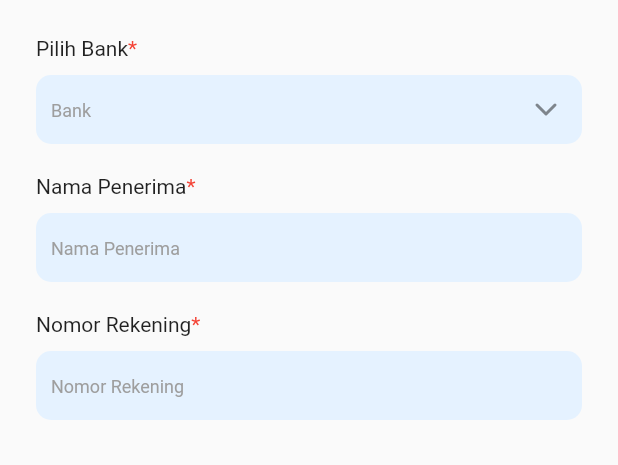
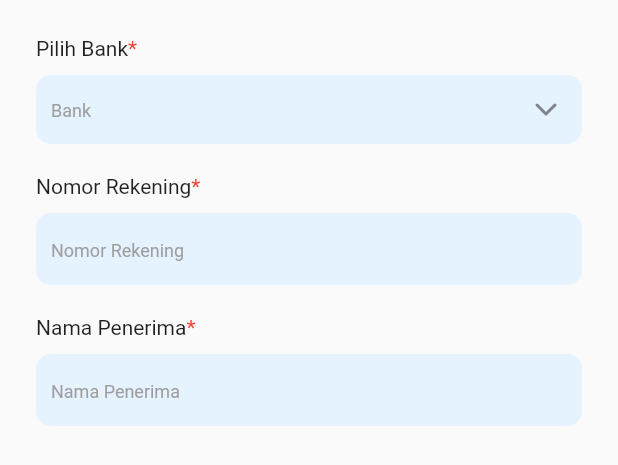
Before and after one commit to yonayohana06/transevilz, a Flutter app: the FormTransfer widget shown alone on an empty page, opened directly, on a phone screen of 412 x 824 dp. Shown: the top 465 px of the screen. Run offline on Flutter 3.47's test engine with Material 2 defaults, Android fonts, the phone set to English and light mode, and no system bars; our stand-ins replace equatable, fl_chart, flutter_bloc, flutter_feather_icons, fluttertoast.

Commit message:
solve handle back button in page new pin, refactor bloc

```diff
--- a/lib/app/screens/splash_screen.dart
+++ b/lib/app/screens/splash_screen.dart
@@ -2,6 +2,7 @@ import 'dart:async';
 
 import 'package:flutter/material.dart';
 import 'package:transevilz/app/app.dart';
+import 'package:transevilz/login/login.dart';
 import 'package:transevilz/onboarding/onboarding.dart';
 
 class SplashScreen extends StatefulWidget {
@@ -19,7 +20,7 @@ class _SplashScreenState extends State<SplashScreen> {
       Navigator.pushReplacement(
         context,
         MaterialPageRoute(
-          builder: (_) => const MainMenu(),
+          builder: (_) => const LoginScreen(),
         ),
       );
     });
--- a/lib/forgot/screens/new_password.dart
+++ b/lib/forgot/screens/new_password.dart
@@ -96,11 +96,12 @@ class _Form extends StatelessWidget {
                             ),
                           ),
                           onPressed: () {
-                            Navigator.pushReplacement(
+                            Navigator.pushAndRemoveUntil(
                               context,
                               MaterialPageRoute(
                                 builder: (context) => const LoginScreen(),
                               ),
+                              (route) => false,
                             );
                           },
                           child: const Text("Masuk Sekarang"),
--- a/lib/login/widgets/form_login.dart
+++ b/lib/login/widgets/form_login.dart
@@ -29,11 +29,12 @@ class _View extends StatelessWidget {
             builder: (context) {
               Future.delayed(
                 const Duration(seconds: 1),
-                () => Navigator.pushReplacement(
+                () => Navigator.pushAndRemoveUntil(
                   context,
                   MaterialPageRoute(
                     builder: (context) => const PinScreen(),
                   ),
+                  (route) => false,
                 ),
               );
               return AlertDialog(
--- a/lib/transfer/bloc/transfer_event.dart
+++ b/lib/transfer/bloc/transfer_event.dart
@@ -9,4 +9,14 @@ abstract class TransferEvent extends Equatable {
 
 class SubmitTransfer extends TransferEvent {}
 
+class EventInit extends TransferEvent {
+  final num total;
+
+  const EventInit(this.total);
+  @override
+  List<Object> get props => [total];
+}
+
 class EventTransferButton extends TransferEvent {}
+
+class EventClearButton extends TransferEvent {}
--- a/lib/transfer/bloc/transfer_state.dart
+++ b/lib/transfer/bloc/transfer_state.dart
@@ -11,7 +11,13 @@ class TransferInitial extends TransferState {}
 
 class TransferSuccess extends TransferState {}
 
-class TransferFailed extends TransferState {}
+class TransferFailed extends TransferState {
+  final String msg;
+
+  const TransferFailed(this.msg);
+  @override
+  List<Object> get props => [msg];
+}
 
 class TransferLoading extends TransferState {}
 
--- a/lib/transfer/screens/invoice_screen.dart
+++ b/lib/transfer/screens/invoice_screen.dart
@@ -20,11 +20,6 @@ class InvoiceScreen extends StatelessWidget {
         toastLength: Toast.LENGTH_LONG,
         gravity: ToastGravity.SNACKBAR,
       );
-      // ScaffoldMessenger.of(context).showSnackBar(
-      //   const SnackBar(
-      //     content: Text('Copied to clipboard'),
-      //   ),
-      // );
     }
 
     return Scaffold(
--- a/lib/transfer/widgets/form_transfer.dart
+++ b/lib/transfer/widgets/form_transfer.dart
@@ -1,24 +1,16 @@
 import 'package:flutter/material.dart';
+import 'package:flutter/services.dart';
+import 'package:flutter_bloc/flutter_bloc.dart';
 import 'package:flutter_feather_icons/flutter_feather_icons.dart';
 import 'package:transevilz/login/login.dart';
+import 'package:transevilz/transfer/transfer.dart';
 
-class FormTransfer extends StatefulWidget {
-  const FormTransfer({super.key});
+class FormTransfer extends StatelessWidget {
+  FormTransfer({super.key});
 
-  @override
-  State<FormTransfer> createState() => _FormTransferState();
-}
+  final _controller = TextEditingController();
 
-class _FormTransferState extends State<FormTransfer> {
-  List<DropdownMenuItem<String>> menuItems = [
-    const DropdownMenuItem(child: Text("BCA"), value: "BCA"),
-    const DropdownMenuItem(child: Text("BNI"), value: "BNI"),
-    const DropdownMenuItem(child: Text("BRI"), value: "BRI"),
-    const DropdownMenuItem(child: Text("CIMB Niaga"), value: "CIMB Niaga"),
-    const DropdownMenuItem(child: Text("Mandiri"), value: "Mandiri"),
-  ];
-  final TextEditingController _controller = new TextEditingController();
-  var items = [
+  final items = [
     'BCA',
     'BNI',
     'BRI',
@@ -26,21 +18,17 @@ class _FormTransferState extends State<FormTransfer> {
     'Mandiri',
   ];
 
-  bool isClicked = false;
-
-  clicked() {
-    setState(() {
-      isClicked = !isClicked;
-    });
-  }
-
   @override
   Widget build(BuildContext context) {
     return Container(
       margin: const EdgeInsets.all(24.0),
+      child: Form(
+        key: context.read<TransferBloc>().formKey,
+        onChanged: () =>
+            context.read<TransferBloc>().add(EventTransferButton()),
         child: Column(
           children: [
-          TitleForm(title: 'Pilih Bank'),
+            const TitleForm(title: 'Pilih Bank'),
             SizedBox(
               height: 46,
               child: TextFormField(
@@ -63,18 +51,15 @@ class _FormTransferState extends State<FormTransfer> {
                   ),
                   hintText: 'Bank',
                   suffixIcon: PopupMenuButton<String>(
-                  icon: isClicked
-                      ? const Icon(FeatherIcons.chevronUp)
-                      : const Icon(FeatherIcons.chevronDown),
+                    icon: const Icon(FeatherIcons.chevronDown),
                     onSelected: (String value) {
-                    isClicked = !isClicked;
                       _controller.text = value;
                     },
                     itemBuilder: (context) {
                       return items.map<PopupMenuItem<String>>((String value) {
                         return PopupMenuItem(
+                          value: value,
                           child: Text(value),
-                        value: value,
                         );
                       }).toList();
                     },
@@ -83,55 +68,60 @@ class _FormTransferState extends State<FormTransfer> {
                 ),
               ),
             ),
-          SizedBox(height: 20),
-          TitleForm(title: 'Nama Penerima'),
-          SizedBox(
-            height: 46,
-            child: TextFormField(
-              decoration: InputDecoration(
-                border: const OutlineInputBorder(
+            const SizedBox(height: 20),
+            const TitleForm(title: 'Nomor Rekening'),
+            TextFormField(
+              autovalidateMode: AutovalidateMode.onUserInteraction,
+              controller: context.read<TransferBloc>().noRek,
+              decoration: const InputDecoration(
+                border: OutlineInputBorder(
                   borderSide: BorderSide.none,
                   borderRadius: BorderRadius.all(
                     Radius.circular(10.0),
                   ),
                 ),
-                contentPadding: const EdgeInsets.all(10),
-                fillColor: const Color(0xFFE5F2FF),
+                contentPadding: EdgeInsets.all(10),
+                fillColor: Color(0xFFE5F2FF),
                 filled: true,
-                hintStyle: const TextStyle(
+                hintStyle: TextStyle(
+                  color: Colors.grey,
+                  fontSize: 12,
+                  fontWeight: FontWeight.w400,
+                ),
+                hintText: 'Nomor Rekening',
+              ),
+              inputFormatters: [
+                FilteringTextInputFormatter.digitsOnly,
+                LengthLimitingTextInputFormatter(16),
+              ],
+              keyboardType: TextInputType.phone,
+              validator: context.read<TransferBloc>().validateNoRek,
+            ),
+            const SizedBox(height: 20),
+            const TitleForm(title: 'Nama Penerima'),
+            TextFormField(
+              readOnly: true,
+              controller: context.read<TransferBloc>().nameRecipient,
+              decoration: const InputDecoration(
+                border: OutlineInputBorder(
+                  borderSide: BorderSide.none,
+                  borderRadius: BorderRadius.all(
+                    Radius.circular(10.0),
+                  ),
+                ),
+                contentPadding: EdgeInsets.all(10),
+                fillColor: Color(0xFFE5F2FF),
+                filled: true,
+                hintStyle: TextStyle(
                   color: Colors.grey,
                   fontSize: 12,
                   fontWeight: FontWeight.w400,
                 ),
                 hintText: 'Nama Penerima',
               ),
-            ),
-          ),
-          SizedBox(height: 20),
-          TitleForm(title: 'Nomor Rekening'),
-          SizedBox(
-            height: 46,
-            child: TextFormField(
-              decoration: InputDecoration(
-                border: const OutlineInputBorder(
-                  borderSide: BorderSide.none,
-                  borderRadius: BorderRadius.all(
-                    Radius.circular(10.0),
-                  ),
-                ),
-                contentPadding: const EdgeInsets.all(10),
-                fillColor: const Color(0xFFE5F2FF),
-                filled: true,
-                hintStyle: const TextStyle(
-                  color: Colors.grey,
-                  fontSize: 12,
-                  fontWeight: FontWeight.w400,
-                ),
-                hintText: 'Nomor Rekening',
-              ),
-            ),
             )
           ],
+        ),
       ),
     );
   }
--- a/pubspec.yaml
+++ b/pubspec.yaml
@@ -46,6 +46,7 @@ dependencies:
   flutter_feather_icons: ^2.0.0+1
   fluttertoast: ^8.1.2
   fl_chart: ^0.55.2
+  dropdown_button2: ^1.9.2
 
 dev_dependencies:
   flutter_test:
```
Also changed, not shown: lib/login/screens/pin_screen.dart (+48 -5 lines), lib/transfer/bloc/transfer_bloc.dart (+33 -2 lines), lib/transfer/screens/recipient_screen.dart (+114 -70 lines), lib/transfer/screens/transfer_international.dart (+6 -6 lines), lib/transfer/screens/transfer_screen.dart (+18 -4 lines), pubspec.lock. Lines whose indentation alone changed are shown as unchanged.
